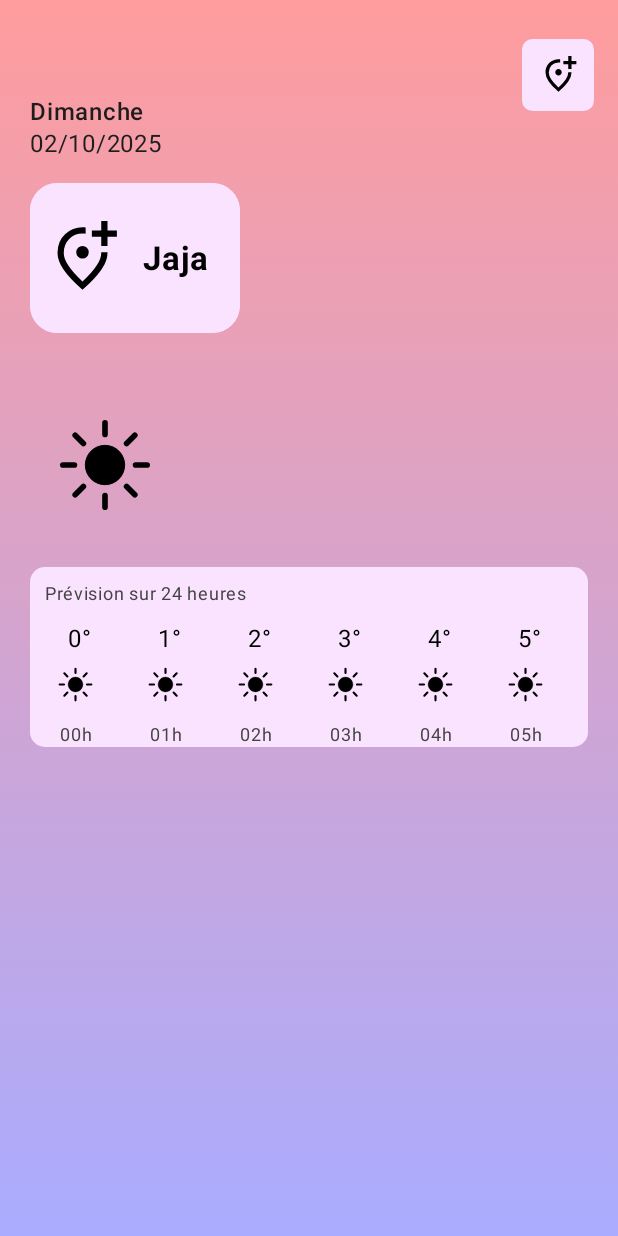
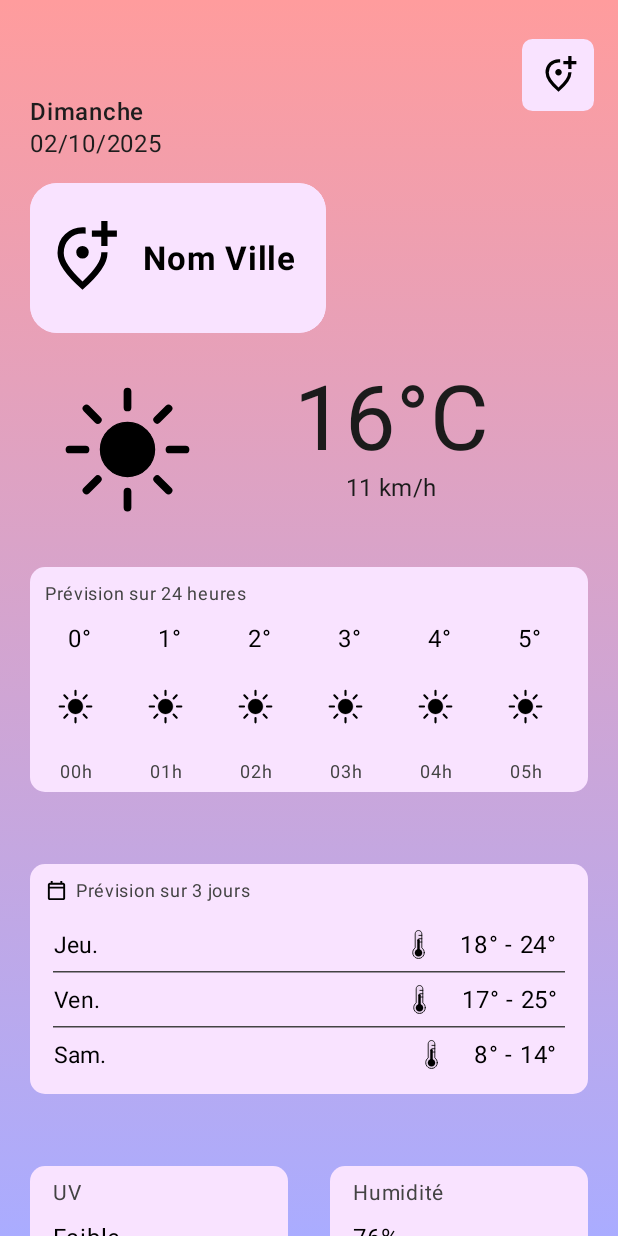
Before and after one commit to Bluz0/WeatherUsmb, an Android app built with Jetpack Compose: the screen it shows after launch (MainActivity), on a phone screen of 412 x 824 dp. Run offline under Robolectric (Android 15) with nearby library versions, the phone set to English and light mode, and no system bars; libraries missing offline, so code that uses them is left out: androidx.compose.animation.

Commit message:
feat : mainActivity fini

```diff
--- a/app/src/main/java/td/info507/weatherusmb/MainActivity.kt
+++ b/app/src/main/java/td/info507/weatherusmb/MainActivity.kt
@@ -50,6 +50,7 @@ import androidx.compose.foundation.clickable
 import androidx.compose.foundation.gestures.scrollable
 import androidx.compose.foundation.horizontalScroll
 import androidx.compose.foundation.layout.Spacer
+import androidx.compose.foundation.layout.paddingFrom
 import androidx.compose.foundation.lazy.LazyColumn
 import androidx.compose.foundation.lazy.LazyRow
 import androidx.compose.runtime.mutableStateOf
@@ -57,13 +58,17 @@ import androidx.compose.runtime.remember
 import androidx.compose.ui.modifier.modifierLocalConsumer
 import androidx.compose.foundation.lazy.items
 import androidx.compose.foundation.lazy.rememberLazyListState
+import androidx.compose.foundation.verticalScroll
 import androidx.compose.material3.contentColorFor
 import androidx.compose.runtime.LaunchedEffect
 import androidx.compose.runtime.snapshotFlow
-import androidx.compose.ui.Alignment
 import androidx.compose.ui.layout.ModifierLocalBeyondBoundsLayout
 import androidx.compose.ui.input.pointer.pointerInput
-
+import androidx.compose.ui.text.style.LineBreak
+import androidx.compose.material3.Divider
+import androidx.compose.material3.HorizontalDivider
+import androidx.compose.foundation.rememberScrollState
+import androidx.compose.ui.Alignment
 
 class MainActivity : ComponentActivity() {
     override fun onCreate(savedInstanceState: Bundle?) {
@@ -89,6 +94,42 @@ fun DisplayMed(ma_str : String, modifier: Modifier, couleur : Color) {
     )
 }*/
 
+@Composable
+fun Separateur(){
+    HorizontalDivider(
+        modifier = Modifier.padding(start = 15.dp, end = 15.dp),
+        //color = MaterialTheme.colorScheme.onSurface.copy(alpha = 0.2f),
+        thickness = 1.dp,
+        color = Color(67,67,67)
+    )
+}
+
+@Composable
+fun prevision_jour(TextJour : String, tempBas : String, tempHaut : String){
+    Row(modifier = Modifier.paddingFromBaseline(10.dp).padding(start=5.dp,end=5.dp).fillMaxWidth()){
+        Text(TextJour,
+            style = MaterialTheme.typography.labelSmall.copy(
+                fontWeight = FontWeight.Normal,
+                fontSize = 15.sp
+            ),
+            modifier = Modifier.padding(10.dp,0.dp,0.dp,0.dp).align(Alignment.CenterVertically),
+            textAlign = TextAlign.Center,
+        )
+        Row(modifier = Modifier.fillMaxWidth(), horizontalArrangement = Arrangement.End) {
+            Icon(
+                painter = painterResource(R.drawable.thermometer),
+                contentDescription = "",
+                modifier = Modifier.padding(0.dp, 0.dp, 10.dp, 0.dp).size(35.dp)
+            )
+            Text(
+                "$tempBas° - $tempHaut°", textAlign = TextAlign.Center,
+                modifier = Modifier.padding(0.dp, 0.dp, 15.dp, 0.dp)
+                    .align(alignment = Alignment.CenterVertically)
+            )
+
+        }
+    }
+}
 
 
 @Composable
@@ -96,7 +137,7 @@ fun MainWeatherScreen(){
     val context = LocalContext.current
 
     // Box = la page
-    Box(modifier = Modifier.background(Brush.verticalGradient(listOf(Color(255,156,157),Color(170,172,255)))).fillMaxSize()){
+    Box(modifier = Modifier.background(Brush.verticalGradient(listOf(Color(255,156,157),Color(170,172,255)))).fillMaxSize().verticalScroll(rememberScrollState())){
         // Row = la nav bar abaissé
         Row(modifier = Modifier.fillMaxWidth().paddingFromBaseline(30.sp)){
             // Interieur nav bar avec btn localisation (image et couleur a changer)
@@ -143,7 +184,7 @@ fun MainWeatherScreen(){
             ) {
                 Text(
                     // TODO : remplacer texte par api
-                    text = "Jaja",
+                    text = "Nom Ville",
                     style = MaterialTheme.typography.bodyLarge.copy(
                         fontWeight = FontWeight.Bold,
                         fontSize = 22.sp
@@ -155,17 +196,42 @@ fun MainWeatherScreen(){
         }
 
         // Row : icon meteo + temperature
-        Row(modifier = Modifier.paddingFromBaseline(270.dp).fillMaxWidth().padding(30.dp,0.dp,30.dp,0.dp)){
+        Row(modifier = Modifier.paddingFromBaseline(300.dp).fillMaxWidth().padding(30.dp,0.dp,30.dp,0.dp)){
 
+            // Remplace par fct ?
             Icon(
                 painterResource(R.drawable.clear_day),
                 "",
-                modifier = Modifier.size(80.dp)
+                modifier = Modifier.padding(start=0.dp).size(110.dp)
             )
+
+            Column(
+                horizontalAlignment = Alignment.CenterHorizontally
+            ) {
+                Text(
+                    "16°C",
+                    style = MaterialTheme.typography.displayMedium.copy(
+                        fontWeight = FontWeight.Normal,
+                        color = Color(27, 27, 27),
+                        fontSize = 60.sp
+                    ),
+                    modifier = Modifier.fillMaxWidth(),
+                    textAlign = TextAlign.Center
+                )
+                Text(
+                    "11 km/h",
+                    style = MaterialTheme.typography.bodyMedium.copy(
+                        color = Color(27, 27, 27)
+                    ),
+                    fontSize = 16.sp
+                )
+            }
+
+
 
         }
 
-        Column(modifier = Modifier.paddingFromBaseline(400.dp).fillMaxWidth().height(120.dp).padding(20.dp,0.dp,20.dp,0.dp).background(fondBlanc, shape = RoundedCornerShape(10.dp))){
+        Column(modifier = Modifier.paddingFromBaseline(400.dp).fillMaxWidth().height(150.dp).padding(20.dp,0.dp,20.dp,0.dp).background(fondBlanc, shape = RoundedCornerShape(10.dp))){
             Text("Prévision sur 24 heures",
                 style = MaterialTheme.typography.labelSmall.copy(
                     fontWeight = FontWeight.Normal,
@@ -177,14 +243,17 @@ fun MainWeatherScreen(){
             )
 
             // gere temp + image icon + heure
+            // TODO : temp api
             // TODO : mettre en place la fct pour enlever les heures avec heures actuel
+
             val testtemp = arrayOf("0°","1°","2°","3°","4°","5°","6°","7°","8°","9°","10°","11°","12°","13°","14°","15°","16°","17°","18°","19°","20°","21°","22°","23°")
-            val hours = arrayOf("00h","01h","02h","03h","04h","05h","06h","07h","08h","09h","10h","11h","12h","13h","14h","15h","16h","17h","18h","19h","20h","21h","22h","23h")
+            var hours = arrayOf("00h","01h","02h","03h","04h","05h","06h","07h","08h","09h","10h","11h","12h","13h","14h","15h","16h","17h","18h","19h","20h","21h","22h","23h")
             val itemWidth = 60.dp
 
 
 
             LazyRow(modifier = Modifier.fillMaxWidth()) {
+                // Remplace icon par fct
                 items(testtemp.size) {
                     i ->
                     Box(modifier = Modifier.width(itemWidth).fillMaxHeight()){
@@ -200,16 +269,77 @@ fun MainWeatherScreen(){
                             fontWeight = FontWeight.Normal,
                             fontSize = 12.sp
                         ), color = Color(67,67,67),
-                            modifier = Modifier.align(Alignment.BottomEnd).fillMaxWidth(),
+                            modifier = Modifier.align(Alignment.BottomEnd).fillMaxWidth().padding(bottom = 5.dp),
                             textAlign = TextAlign.Center)
                     }
                 }
 
             }
+        }
 
+        Column(modifier = Modifier.align(Alignment.Center).paddingFromBaseline(350.dp).fillMaxWidth().height(153.dp).padding(20.dp,0.dp,20.dp,0.dp).background(fondBlanc,RoundedCornerShape(10.dp))){
+            Row(modifier = Modifier.fillMaxWidth().padding(10.dp,10.dp)){
+                Icon(
+                    painter = painterResource(R.drawable.calendar),
+                    contentDescription = "Calendrier.xmltxtjspkoi",
+                    modifier = Modifier.size(15.dp)
+                )
+                Text("Prévision sur 3 jours",
+                    style = MaterialTheme.typography.labelSmall.copy(
+                        fontWeight = FontWeight.Normal,
+                        fontSize = 12.sp
 
+                    ),
+                    color = Color(67,67,67),
+                    modifier = Modifier.padding(5.dp,0.dp)
+                )
+            }
 
+            prevision_jour("Jeu.","18","24")
+            Separateur()
+            prevision_jour("Ven.","17","25")
+            Separateur()
+            prevision_jour("Sam.","8", tempHaut = "14")
+        }
 
+        Column(Modifier.fillMaxWidth().align(Alignment.Center).paddingFromBaseline(800.dp).padding(start = 20.dp,end = 220.dp).height(200.dp).background(fondBlanc,RoundedCornerShape(10.dp))){
+            Text("UV",
+                style = MaterialTheme.typography.labelSmall.copy(
+                fontWeight = FontWeight.Normal,
+                fontSize = 14.sp
+            ),
+                color = Color(67,67,67),
+                modifier = Modifier.padding(15.dp,10.dp)
+            )
+
+            Box(Modifier.fillMaxWidth().fillMaxHeight()){
+                Text("Faible", modifier = Modifier.padding(15.dp,0.dp))
+                Icon(
+                    painter = painterResource(R.drawable.clear_day),
+                    contentDescription = "a voir.xml",
+                    modifier = Modifier.padding(top = 30.dp).fillMaxWidth().fillMaxHeight()
+                )
+            }
+        }
+
+        Column(Modifier.fillMaxWidth().align(Alignment.Center).paddingFromBaseline(800.dp).padding(start = 220.dp,end = 20.dp).height(200.dp).background(fondBlanc,RoundedCornerShape(10.dp))){
+            Text("Humidité",
+                style = MaterialTheme.typography.labelSmall.copy(
+                    fontWeight = FontWeight.Normal,
+                    fontSize = 14.sp
+                ),
+                color = Color(67,67,67),
+                modifier = Modifier.padding(15.dp,10.dp)
+            )
+
+            Box(Modifier.fillMaxWidth().fillMaxHeight()){
+                Text("76%", modifier = Modifier.padding(15.dp,0.dp))
+                Icon(
+                    painter = painterResource(R.drawable.humidity),
+                    contentDescription = "a voir.xml",
+                    modifier = Modifier.padding(top = 30.dp).fillMaxWidth().fillMaxHeight()
+                )
+            }
         }
 
 
@@ -220,7 +350,8 @@ fun MainWeatherScreen(){
 
 // Param à voir selon type que l'api nous transmet
 @Composable
-fun hourRightNow(heureMtn : String){
+fun hourRightNow(heureMtn : String,hours : List<String>){
+    // TODO : avec heure en param, enlever les heures selon heure param, du type si on a 15h, on fera 23-15 ou 14 jsp, pour nous afficher 15h et heures restant de la journée
 
 }
 
--- /dev/null
+++ b/app/src/main/res/drawable/calendar.xml
@@ -0,0 +1,5 @@
+<vector xmlns:android="http://schemas.android.com/apk/res/android" android:autoMirrored="true" android:height="24dp" android:tint="#000000" android:viewportHeight="960" android:viewportWidth="960" android:width="24dp">
+
+    <path android:fillColor="@android:color/white" android:pathData="M200,880Q167,880 143.5,856.5Q120,833 120,800L120,240Q120,207 143.5,183.5Q167,160 200,160L240,160L240,80L320,80L320,160L640,160L640,80L720,80L720,160L760,160Q793,160 816.5,183.5Q840,207 840,240L840,800Q840,833 816.5,856.5Q793,880 760,880L200,880ZM200,800L760,800Q760,800 760,800Q760,800 760,800L760,400L200,400L200,800Q200,800 200,800Q200,800 200,800ZM200,320L760,320L760,240Q760,240 760,240Q760,240 760,240L200,240Q200,240 200,240Q200,240 200,240L200,320ZM200,320L200,240Q200,240 200,240Q200,240 200,240L200,240Q200,240 200,240Q200,240 200,240L200,320Z"/>
+
+</vector>
--- /dev/null
+++ b/app/src/main/res/drawable/humidity.xml
@@ -0,0 +1,23 @@
+<vector xmlns:aapt="http://schemas.android.com/aapt" xmlns:android="http://schemas.android.com/apk/res/android" android:autoMirrored="true" android:height="64dp" android:viewportHeight="64" android:viewportWidth="64" android:width="64dp">
+
+    <path android:pathData="M32,17c-6.09,9 -10,14.62 -10,20.09a10,10 0,0 0,20 0C42,31.62 38.09,26 32,17z" android:strokeColor="#2885c7" android:strokeWidth=".5">
+
+        <aapt:attr name="android:fillColor">
+
+            <gradient android:endX="37.27" android:endY="45.52" android:startX="23.61" android:startY="21.85" android:type="linear">
+
+                <item android:color="#FF3392D6" android:offset="0"/>
+
+                <item android:color="#FF3392D6" android:offset="0.45"/>
+
+                <item android:color="#FF2477B2" android:offset="1"/>
+
+            </gradient>
+
+        </aapt:attr>
+
+    </path>
+
+    <path android:fillColor="#fff" android:pathData="M26.24,30.19a3,3 0,0 1,2.12 -0.69,3 3,0 0,1 2.12,0.69 2.51,2.51 0,0 1,0.74 1.92v1.24a2.48,2.48 0,0 1,-0.74 1.9,3.05 3.05,0 0,1 -2.12,0.68 3,3 0,0 1,-2.12 -0.68,2.48 2.48,0 0,1 -0.74,-1.9v-1.24a2.51,2.51 0,0 1,0.74 -1.92zM37.24,29.96a0.42,0.42 0,0 1,-0.08 0.4L29,41.69a1.37,1.37 0,0 1,-0.44 0.44,1.87 1.87,0 0,1 -0.72,0.09h-0.67c-0.2,0 -0.33,-0.06 -0.38,-0.18s0,-0.25 0.09,-0.42l8.2,-11.35a1,1 0,0 1,0.41 -0.41,2 2,0 0,1 0.67,-0.08h0.76q0.27,0 0.34,0.22zM28.34,31.13c-0.79,0 -1.19,0.36 -1.19,1.07v1c0,0.71 0.4,1.07 1.19,1.07s1.19,-0.36 1.19,-1.07v-1c0.02,-0.71 -0.38,-1.07 -1.17,-1.07zM33.5,36.76a3,3 0,0 1,2.12 -0.69,3 3,0 0,1 2.12,0.69 2.51,2.51 0,0 1,0.74 1.92v1.24a2.48,2.48 0,0 1,-0.74 1.9,3 3,0 0,1 -2.12,0.68 3.05,3.05 0,0 1,-2.12 -0.68,2.48 2.48,0 0,1 -0.74,-1.9v-1.24a2.51,2.51 0,0 1,0.76 -1.92zM35.62,37.7c-0.79,0 -1.19,0.35 -1.19,1.07v1c0,0.73 0.4,1.09 1.19,1.09s1.19,-0.36 1.19,-1.09v-1c0.02,-0.72 -0.38,-1.07 -1.17,-1.07z"/>
+
+</vector>
--- /dev/null
+++ b/app/src/main/res/drawable/thermometer.xml
@@ -0,0 +1,39 @@
+<vector xmlns:aapt="http://schemas.android.com/aapt" xmlns:android="http://schemas.android.com/apk/res/android" android:autoMirrored="true" android:height="64dp" android:viewportHeight="64" android:viewportWidth="64" android:width="64dp">
+
+    <path android:fillColor="#ef4444" android:pathData="M32,42m-4.5,0a4.5,4.5 0,1 1,9 0a4.5,4.5 0,1 1,-9 0"/>
+
+    <path android:fillColor="#00000000" android:pathData="M32,27v15" android:strokeColor="#ef4444" android:strokeLineCap="round" android:strokeWidth="3"/>
+
+    <path android:pathData="M39,41.9a7,7 0,1 1,-14 0,7.12 7.12,0 0,1 3,-5.83v-17a4,4 0,1 1,8 0v17a7.12,7.12 0,0 1,3 5.83zM32.5,25H36m-3.5,-4H36m-3.5,8H36" android:strokeLineCap="round" android:strokeLineJoin="round" android:strokeWidth="1">
+
+        <aapt:attr name="android:fillColor">
+
+            <gradient android:endX="39.18" android:endY="45.93" android:startX="23.73" android:startY="19.16" android:type="linear">
+
+                <item android:color="#0C515A69" android:offset="0"/>
+
+                <item android:color="#0C6B7280" android:offset="0.45"/>
+
+                <item android:color="#19384354" android:offset="1"/>
+
+            </gradient>
+
+        </aapt:attr>
+
+        <aapt:attr name="android:strokeColor">
+
+            <gradient android:endX="39.43" android:endY="46.36" android:startX="23.48" android:startY="18.73" android:type="linear">
+
+                <item android:color="#FFD4D7DD" android:offset="0"/>
+
+                <item android:color="#FFD4D7DD" android:offset="0.45"/>
+
+                <item android:color="#FFBEC1C6" android:offset="1"/>
+
+            </gradient>
+
+        </aapt:attr>
+
+    </path>
+
+</vector>
```
